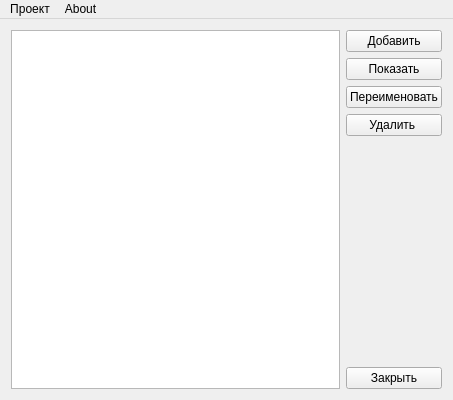
The window that mainwindow.ui (sokolukanton/overture) describes before a commit, drawn with Qt 5.
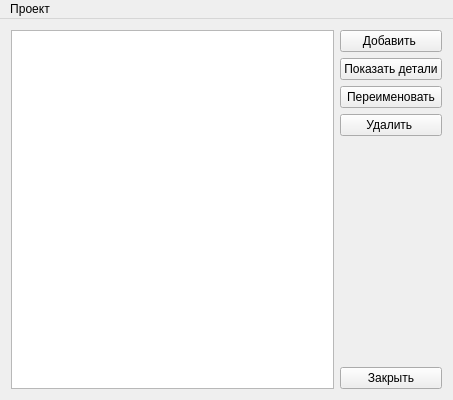
The same window after the commit.

The edit to the form file:
```diff
--- a/mainwindow.ui
+++ b/mainwindow.ui
@@ -38,7 +38,7 @@
         <item row="0" column="0">
          <widget class="QPushButton" name="pushButton">
           <property name="text">
-           <string>Добавить</string>
+           <string>Добавить </string>
           </property>
          </widget>
         </item>
@@ -48,7 +48,7 @@
            <bool>true</bool>
           </property>
           <property name="text">
-           <string>Показать</string>
+           <string>Показать детали</string>
           </property>
          </widget>
         </item>
@@ -116,13 +116,7 @@
     <addaction name="action_3"/>
     <addaction name="action_4"/>
    </widget>
-   <widget class="QMenu" name="menu_3">
-    <property name="title">
-     <string>About</string>
-    </property>
-   </widget>
    <addaction name="menu"/>
-   <addaction name="menu_3"/>
   </widget>
   <action name="action">
    <property name="text">
```
Left out of the diff: 12 changed lines with no effect on the pictures.
